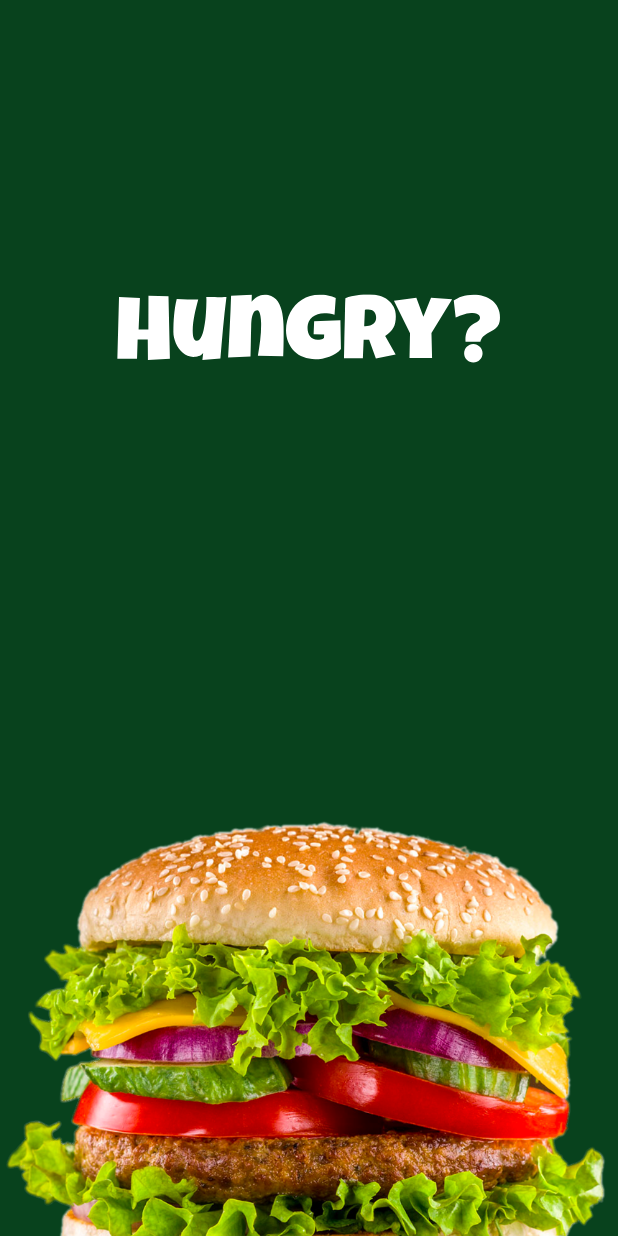
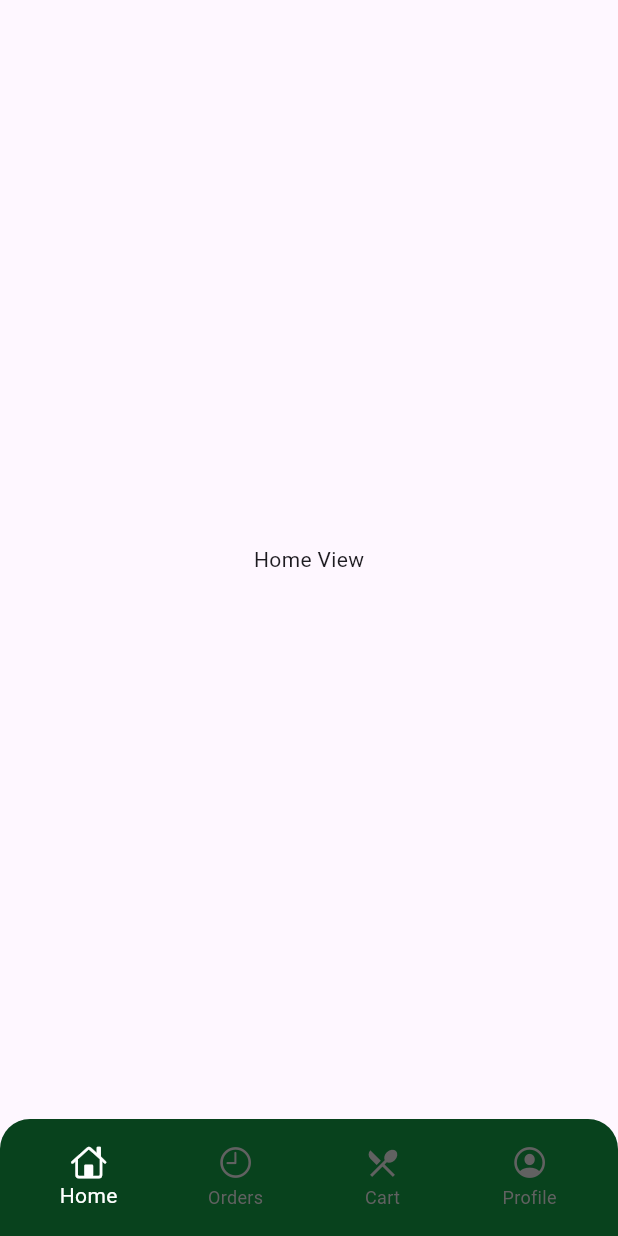
Before and after one commit to AhmedAbdelgawadHassan/Hungry_App, a Flutter app: the first screen one second after launch, on a phone screen of 412 x 824 dp. Run offline on Flutter 3.47's test engine with Material 3 defaults, Android fonts, the phone set to English and light mode, and no system bars; our stand-ins replace flutter_svg, gap.

Commit message:
finish root view that contains PageView

```diff
--- a/lib/features/auth/widgets/customAuthButton.dart
+++ b/lib/features/auth/widgets/customAuthButton.dart
@@ -17,7 +17,7 @@ class Customauthbutton extends StatelessWidget {
                         height: 50,
                         decoration: BoxDecoration(
                           color: Colors.white,
-                          borderRadius: BorderRadius.circular(10),
+                          borderRadius: BorderRadius.circular(20),
                         ),
                         child: CustomText(
                           text: text,
--- /dev/null
+++ b/lib/features/home/views/home_view.dart
@@ -0,0 +1,12 @@
+import 'package:flutter/material.dart';
+
+class HomeView extends StatelessWidget {
+  const HomeView({super.key});
+
+  @override
+  Widget build(BuildContext context) {
+    return Center(
+      child: Text("Home View"),
+    );
+  }
+}
--- a/lib/main.dart
+++ b/lib/main.dart
@@ -1,5 +1,5 @@
 import 'package:flutter/material.dart';
-import 'package:hungry/features/auth/views/splash_view.dart';
+import 'package:hungry/root.dart';
 
 void main()
 {
@@ -13,7 +13,7 @@ class HungryApp extends StatelessWidget {
   Widget build(BuildContext context) {
     return MaterialApp(
       debugShowCheckedModeBanner: false,
-      home: SplashView(),
+      home: Root(),
     );
   }
 }
--- a/lib/root.dart
+++ b/lib/root.dart
@@ -0,0 +1,74 @@
+import 'package:flutter/cupertino.dart';
+import 'package:flutter/material.dart';
+import 'package:hungry/core/constants/app_colors.dart';
+import 'package:hungry/features/auth/views/profile_view.dart';
+import 'package:hungry/features/cart/view/cart_view.dart';
+import 'package:hungry/features/home/views/home_view.dart';
+import 'package:hungry/features/orderHistory/views/orderHistory_view.dart';
+
+class Root extends StatefulWidget {
+  const Root({super.key});
+
+  @override
+  State<Root> createState() => _RootState();
+}
+
+
+class _RootState extends State<Root> {
+    late PageController controller ;
+  late List<Widget>screens;
+  int currentscreen=0;
+  @override
+  void initState() {
+    controller=PageController(initialPage: currentscreen);
+    screens=[
+    HomeView(),
+    CartView(),
+    OrderhistoryView(),
+    ProfileView()
+  ];
+
+
+    super.initState();
+  }
+  @override
+  Widget build(BuildContext context) {
+    return Scaffold(
+body: PageView(
+  controller: controller,
+  children: screens,
+),
+bottomNavigationBar: Container(
+  decoration: BoxDecoration(
+    color: AppColors.primaryColor,
+    borderRadius: BorderRadius.only(topLeft: Radius.circular(20),topRight: Radius.circular(20))
+
+  ),
+  padding: EdgeInsets.all(10),
+  child: BottomNavigationBar(
+    onTap: (value) {
+      setState(() {
+        currentscreen=value;
+        controller.jumpToPage(value);
+      });
+    },
+    elevation: 0,
+    backgroundColor:Colors.transparent,
+    type: BottomNavigationBarType.fixed,
+    currentIndex: currentscreen,
+    selectedItemColor: Colors.white,
+    unselectedItemColor: Colors.grey.shade700,
+    items: [
+    BottomNavigationBarItem(icon: Icon(CupertinoIcons.home),label: 'Home'),
+     BottomNavigationBarItem(icon: Icon(CupertinoIcons.clock),label: 'Orders'),
+    BottomNavigationBarItem(icon: Icon(Icons.local_restaurant_outlined),label: 'Cart'),
+    BottomNavigationBarItem(icon: Icon(CupertinoIcons.profile_circled),label: 'Profile'),
+
+
+
+  ]),
+),
+    );
+
+  }
+}
```
Also changed, not shown: lib/features/auth/views/profile_view.dart (+12 -0 lines), lib/features/cart/view/cart_view.dart (added, +12 -0 lines), lib/features/orderHistory/views/orderHistory_view.dart (added, +19 -0 lines).
